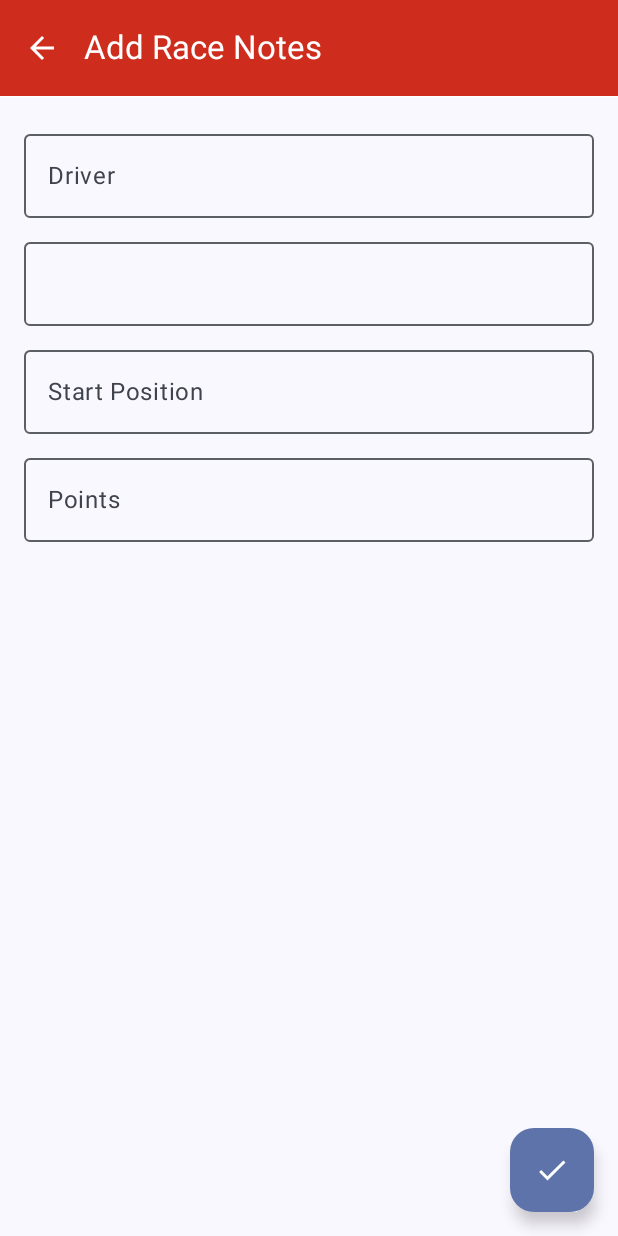
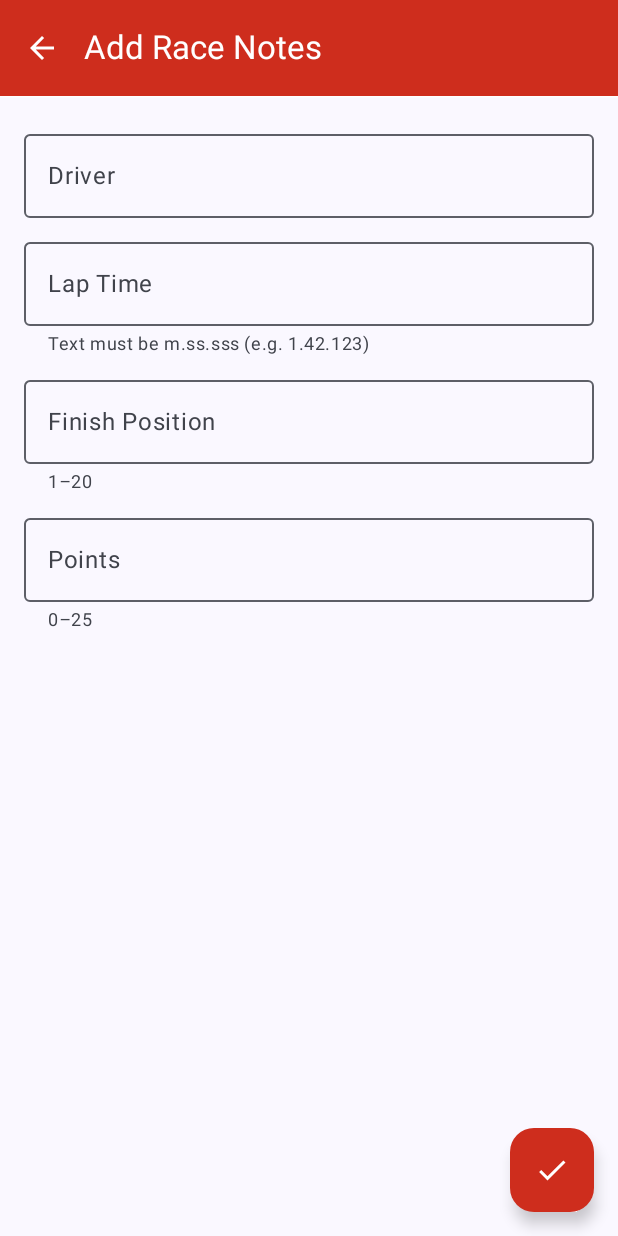
Before and after one commit to mumtazfayyadh/iFormula, an Android app built with Jetpack Compose: the FormScreen screen opened through its navigation route, on a phone screen of 412 x 824 dp. Run offline under Robolectric (Android 15) with nearby library versions, the phone set to English and light mode, and no system bars; our stand-ins replace Room's generated code.

Commit message:
Final Note & Form Inputan

```diff
--- a/app/src/main/java/com/mumtazfayyadh0102/iformula/ui/screen/FormScreen.kt
+++ b/app/src/main/java/com/mumtazfayyadh0102/iformula/ui/screen/FormScreen.kt
@@ -4,17 +4,14 @@ import android.widget.Toast
 import androidx.compose.foundation.isSystemInDarkTheme
 import androidx.compose.foundation.layout.Column
 import androidx.compose.foundation.layout.Spacer
+import androidx.compose.foundation.layout.fillMaxWidth
+import androidx.compose.foundation.layout.height
+import androidx.compose.foundation.layout.padding
 import androidx.compose.foundation.text.KeyboardOptions
 import androidx.compose.material.icons.Icons
 import androidx.compose.material.icons.automirrored.filled.ArrowBack
-import androidx.compose.ui.Modifier
-import androidx.compose.foundation.layout.fillMaxWidth
-import androidx.compose.foundation.layout.height
-import androidx.compose.foundation.layout.padding
 import androidx.compose.material.icons.filled.Check
 import androidx.compose.material.icons.filled.Delete
-import androidx.compose.material3.Button
-import androidx.compose.material3.ButtonDefaults
 import androidx.compose.material3.ExperimentalMaterial3Api
 import androidx.compose.material3.FloatingActionButton
 import androidx.compose.material3.HorizontalDivider
@@ -31,13 +28,11 @@ import androidx.compose.runtime.Composable
 import androidx.compose.runtime.LaunchedEffect
 import androidx.compose.runtime.getValue
 import androidx.compose.runtime.mutableStateOf
-import androidx.compose.runtime.rememberCoroutineScope
 import androidx.compose.runtime.saveable.rememberSaveable
 import androidx.compose.runtime.setValue
+import androidx.compose.ui.Modifier
 import androidx.compose.ui.graphics.Color
-import androidx.compose.ui.graphics.findFirstRoot
 import androidx.compose.ui.platform.LocalContext
-import androidx.compose.ui.res.painterResource
 import androidx.compose.ui.res.stringResource
 import androidx.compose.ui.text.input.KeyboardType
 import androidx.compose.ui.unit.dp
@@ -56,28 +51,32 @@ fun FormScreen(navController: NavController, noteId: Int?) {
     val context = LocalContext.current
     val viewModel: RaceNotesViewModel = viewModel(factory = ViewModelFactory(context))
 
+    val appBarColor = if (isSystemInDarkTheme()) DarkF1Black else LightF1Red
+    var showDialog by rememberSaveable { mutableStateOf(false) }
+
     var driverName by rememberSaveable { mutableStateOf("") }
     var lapTime by rememberSaveable { mutableStateOf("") }
     var startPos by rememberSaveable { mutableStateOf("") }
     var points by rememberSaveable { mutableStateOf("") }
 
-    val scope = rememberCoroutineScope()
+    var lapTimeError by rememberSaveable { mutableStateOf(false) }
+    var startPosError by rememberSaveable { mutableStateOf(false) }
+    var pointsError by rememberSaveable { mutableStateOf(false) }
 
 
     // Jika sedang edit, ambil data berdasarkan ID
     LaunchedEffect(noteId) {
-        noteId?.let {
-            val note = viewModel.getNoteById(it)
-            note?.let {
-                driverName = it.driverName
-                lapTime = it.bestLapTime
-                startPos = it.startPosition.toString()
-                points = it.points.toString()
+        noteId?.let { id ->
+            val note = viewModel.getNoteById(id)
+            note?.let { data ->
+                driverName = data.driverName
+                lapTime = data.bestLapTime
+                startPos = data.startPosition.toString()
+                points = data.points.toString()
             }
         }
+
     }
-    val appBarColor = if (isSystemInDarkTheme()) DarkF1Black else LightF1Red
-    var showDialog by rememberSaveable { mutableStateOf(false) }
 
     Scaffold(
         topBar = {
@@ -85,7 +84,9 @@ fun FormScreen(navController: NavController, noteId: Int?) {
                 TopAppBar(
                     title = {
                         Text(
-                            text = if (noteId == null) stringResource(id = R.string.add) else stringResource(id = R.string.edit),
+                            text = if (noteId == null) stringResource(id = R.string.add) else stringResource(
+                                id = R.string.edit
+                            ),
                             color = Color.White
                         )
                     },
@@ -152,11 +153,31 @@ fun FormScreen(navController: NavController, noteId: Int?) {
 
         },
         floatingActionButton = {
-            FloatingActionButton(onClick = {
-                // Validasi input
-                if (driverName.isBlank() || lapTime.isBlank() || startPos.isBlank() || points.isBlank()) {
-                    Toast.makeText(context, context.getString(R.string.form_required), Toast.LENGTH_SHORT).show()
-                } else {
+            FloatingActionButton(
+                containerColor = appBarColor,
+                onClick = {
+                // Regex format lap time: 1.23.456
+                val lapTimeRegex = Regex("^\\d\\.[0-5]\\d\\.\\d{3}$")
+
+                // Cek apakah input valid
+                lapTimeError = !lapTimeRegex.matches(lapTime)
+                startPosError = startPos.toIntOrNull()?.let { it !in 1..20 } ?: true
+                pointsError = points.toIntOrNull()?.let { it !in 0..25 } ?: true
+
+                val fieldBlank =
+                    driverName.isBlank() || lapTime.isBlank() || startPos.isBlank() || points.isBlank()
+                val hasError = lapTimeError || startPosError || pointsError || fieldBlank
+
+                if (hasError) {
+                    Toast.makeText(
+                        context,
+                        context.getString(R.string.form_required),
+                        Toast.LENGTH_SHORT
+                    ).show()
+                    return@FloatingActionButton
+                }
+
+                // Buat catatan dan simpan
                 val note = RaceNotes(
                     id = noteId ?: 0,
                     driverName = driverName,
@@ -164,16 +185,19 @@ fun FormScreen(navController: NavController, noteId: Int?) {
                     startPosition = startPos.toInt(),
                     points = points.toInt()
                 )
+
                 if (noteId == null) viewModel.insert(note)
                 else viewModel.update(note)
+
                 navController.popBackStack()
-                }
             }) {
-                Icon(Icons.Default.Check, contentDescription = "Simpan")
+                Icon(Icons.Default.Check, tint = Color.White, contentDescription = stringResource(R.string.form_save))
             }
         }
+
     ) { padding ->
-        Column(modifier = Modifier
+        Column(
+            modifier = Modifier
                 .padding(padding)
                 .padding(16.dp)
         ) {
@@ -186,24 +210,60 @@ fun FormScreen(navController: NavController, noteId: Int?) {
             Spacer(modifier = Modifier.height(8.dp))
             OutlinedTextField(
                 value = lapTime,
-                onValueChange = { lapTime = it },
-                label = { stringResource(id = R.string.label_lap_time) },
+                onValueChange = {
+                    lapTime = it
+                    lapTimeError = false
+                },
+                label = { Text(stringResource(R.string.label_lap_time)) },
+                supportingText = {
+                    if (lapTimeError) {
+                        Text(
+                            text = stringResource(R.string.error_lap_time),
+                            color = MaterialTheme.colorScheme.error
+                        )
+                    } else {
+                        Text(stringResource(R.string.lap_time_hint))
+                    }
+                },
+                isError = lapTimeError,
                 keyboardOptions = KeyboardOptions(keyboardType = KeyboardType.Number),
                 modifier = Modifier.fillMaxWidth()
             )
             Spacer(modifier = Modifier.height(8.dp))
             OutlinedTextField(
                 value = startPos,
-                onValueChange = { startPos = it.filter { char -> char.isDigit() } },
-                label = { Text(stringResource(id = R.string.label_start_pos)) },
+                onValueChange = {
+                    startPos = it.filter { c -> c.isDigit() }
+                    startPosError = false
+                },
+                label = { Text(stringResource(R.string.label_finish_pos)) },
+                supportingText = {
+                    if (startPosError) {
+                        Text(stringResource(R.string.error_start_pos), color = MaterialTheme.colorScheme.error)
+                    } else {
+                        Text(stringResource(R.string.start_pos_hint))
+                    }
+                },
+                isError = startPosError,
                 keyboardOptions = KeyboardOptions(keyboardType = KeyboardType.Number),
                 modifier = Modifier.fillMaxWidth()
             )
             Spacer(modifier = Modifier.height(8.dp))
             OutlinedTextField(
                 value = points,
-                onValueChange = { points = it.filter { char -> char.isDigit() } },
-                label = { Text(stringResource(id = R.string.label_points)) },
+                onValueChange = {
+                    points = it.filter { c -> c.isDigit() }
+                    pointsError = false
+                },
+                label = { Text(stringResource(R.string.label_points)) },
+                supportingText = {
+                    if (pointsError) {
+                        Text(stringResource(R.string.error_points), color = MaterialTheme.colorScheme.error)
+                    } else {
+                        Text(stringResource(R.string.points_hint))
+                    }
+                },
+                isError = pointsError,
                 keyboardOptions = KeyboardOptions(keyboardType = KeyboardType.Number),
                 modifier = Modifier.fillMaxWidth()
             )
--- a/app/src/main/java/com/mumtazfayyadh0102/iformula/ui/screen/HomeScreen.kt
+++ b/app/src/main/java/com/mumtazfayyadh0102/iformula/ui/screen/HomeScreen.kt
@@ -216,7 +216,7 @@ fun HomeScreen(navController: NavController) {
                 //  Settings
                 MenuCard(
                     icon = R.drawable.icon_settings,
-                    title = stringResource(id = R.string.settings),
+                    title = stringResource(id = R.string.preference),
                     onClick = { navController.navigate(Screen.Home.route) },
                     modifier = Modifier
                         .weight(1f)
--- a/app/src/main/res/values/strings.xml
+++ b/app/src/main/res/values/strings.xml
@@ -9,7 +9,7 @@
     <string name="calculate">Calculate</string>
     <string name="learn_more">Learn More</string>
     <string name="notes">Race Notes</string>
-    <string name="settings">Settings</string>"
+    <string name="preference">Preference</string>"
     <string name="about">About Us</string>
 
     1. F1 Screen
@@ -131,12 +131,18 @@
     <string name="notes_empty">📝 No notes yet.\nLet’s add your race result now!</string>
     <string name="label_driver">Driver</string>
     <string name="label_lap_time">Lap Time</string>
-    <string name="label_start_pos">Start Position</string>
+    <string name="label_finish_pos">Finish Position</string>
     <string name="label_points">Points</string>
     <string name="delete_title">Delete Confirmation</string>
     <string name="delete_message">Are you sure you want to delete this data?</string>
     <string name="delete_confirm">Delete</string>
     <string name="delete_cancel">Cancel</string>
-    <string name="form_required">All fields must be filled</string>
     <string name="form_save">Save</string>
+    <string name="form_required">Make sure all fields are filled in correctly</string>
+    <string name="lap_time_hint">Text must be m.ss.sss (e.g. 1.42.123)</string>
+    <string name="error_lap_time">Format must be m.ss.sss (e.g. 1.42.123)!</string>
+    <string name="start_pos_hint">1–20</string>
+    <string name="error_start_pos">Format must be 1–20!</string>
+    <string name="points_hint">0–25</string>
+    <string name="error_points">Format must be 0–25!</string>
 </resources>
```
Also changed, not shown: app/src/main/java/com/mumtazfayyadh0102/iformula/ui/screen/NotesScreen.kt (+23 -6 lines), 1 other file. Lines whose indentation alone changed are shown as unchanged.
